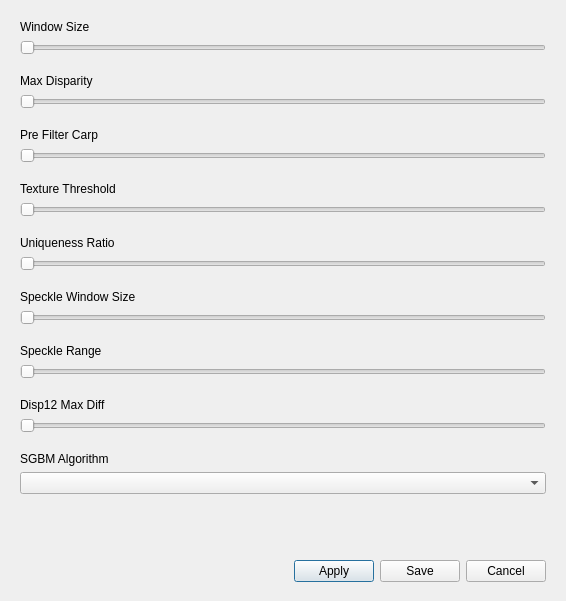
First picture: the form in forms/setmatchparamwindow.ui, repository lluchiari/ReFacE, before the edit.
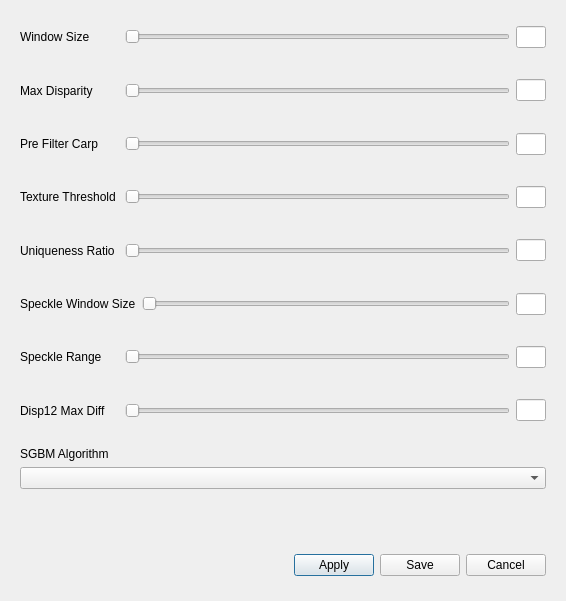
Second picture: the form after the edit.

Commit message: Block Matching Perfectlly running! SetWindow for real-time parameters setting running ok! Camera mode running!

```diff
--- a/forms/setmatchparamwindow.ui
+++ b/forms/setmatchparamwindow.ui
@@ -22,9 +22,15 @@
    </property>
    <item>
     <widget class="QWidget" name="Window_Size" native="true">
-     <layout class="QVBoxLayout" name="verticalLayout_1">
+     <layout class="QHBoxLayout" name="horizontalLayout_2">
       <item>
        <widget class="QLabel" name="Window_SizeLabel">
+        <property name="minimumSize">
+         <size>
+          <width>99</width>
+          <height>0</height>
+         </size>
+        </property>
         <property name="text">
          <string>Window Size</string>
         </property>
@@ -32,19 +38,44 @@
       </item>
       <item>
        <widget class="QSlider" name="Window_SizeHorizontalSlider">
+        <property name="maximum">
+         <number>256</number>
+        </property>
         <property name="orientation">
          <enum>Qt::Horizontal</enum>
         </property>
        </widget>
       </item>
+      <item>
+       <widget class="QLineEdit" name="Window_SizeLineEdit">
+        <property name="maximumSize">
+         <size>
+          <width>30</width>
+          <height>16777215</height>
+         </size>
+        </property>
+        <property name="text">
+         <string/>
+        </property>
+        <property name="readOnly">
+         <bool>true</bool>
+        </property>
+       </widget>
+      </item>
      </layout>
     </widget>
    </item>
    <item>
     <widget class="QWidget" name="Max_Disparity" native="true">
-     <layout class="QVBoxLayout" name="verticalLayout_2">
+     <layout class="QHBoxLayout" name="horizontalLayout_3">
       <item>
        <widget class="QLabel" name="Max_DisparityLabel">
+        <property name="minimumSize">
+         <size>
+          <width>99</width>
+          <height>0</height>
+         </size>
+        </property>
         <property name="text">
          <string>Max Disparity</string>
         </property>
@@ -52,19 +83,53 @@
       </item>
       <item>
        <widget class="QSlider" name="Max_DisparityHorizontalSlider">
+        <property name="minimum">
+         <number>1</number>
+        </property>
+        <property name="maximum">
+         <number>1024</number>
+        </property>
+        <property name="singleStep">
+         <number>16</number>
+        </property>
+        <property name="pageStep">
+         <number>16</number>
+        </property>
         <property name="orientation">
          <enum>Qt::Horizontal</enum>
         </property>
        </widget>
       </item>
+      <item>
+       <widget class="QLineEdit" name="Max_DisparityLineEdit">
+        <property name="maximumSize">
+         <size>
+          <width>30</width>
+          <height>16777215</height>
+         </size>
+        </property>
+        <property name="text">
+         <string/>
+        </property>
+        <property name="readOnly">
+         <bool>true</bool>
+        </property>
+       </widget>
+      </item>
      </layout>
     </widget>
    </item>
    <item>
     <widget class="QWidget" name="PreFilterCarp" native="true">
-     <layout class="QVBoxLayout" name="verticalLayout_3">
+     <layout class="QHBoxLayout" name="horizontalLayout_4">
       <item>
        <widget class="QLabel" name="PreFilterCarpLabel">
+        <property name="minimumSize">
+         <size>
+          <width>99</width>
+          <height>0</height>
+         </size>
+        </property>
         <property name="text">
          <string>Pre Filter Carp</string>
         </property>
@@ -77,14 +142,48 @@
         </property>
        </widget>
       </item>
+      <item>
+       <widget class="QLineEdit" name="PreFilterCarpLineEdit">
+        <property name="enabled">
+         <bool>true</bool>
+        </property>
+        <property name="maximumSize">
+         <size>
+          <width>30</width>
+          <height>16777215</height>
+         </size>
+        </property>
+        <property name="text">
+         <string/>
+        </property>
+        <property name="readOnly">
+         <bool>true</bool>
+        </property>
+       </widget>
+      </item>
      </layout>
     </widget>
    </item>
    <item>
     <widget class="QWidget" name="TextureThreshold" native="true">
-     <layout class="QVBoxLayout" name="verticalLayout_4">
+     <layout class="QHBoxLayout" name="horizontalLayout_5">
       <item>
        <widget class="QLabel" name="TextureThresholdLabel">
+        <property name="enabled">
+         <bool>true</bool>
+        </property>
+        <property name="sizePolicy">
+         <sizepolicy hsizetype="Preferred" vsizetype="Preferred">
+          <horstretch>0</horstretch>
+          <verstretch>0</verstretch>
+         </sizepolicy>
+        </property>
+        <property name="minimumSize">
+         <size>
+          <width>99</width>
+          <height>0</height>
+         </size>
+        </property>
         <property name="text">
          <string>Texture Threshold</string>
         </property>
@@ -97,14 +196,39 @@
         </property>
        </widget>
       </item>
+      <item>
+       <widget class="QLineEdit" name="TextureThresholdLineEdit">
+        <property name="enabled">
+         <bool>true</bool>
+        </property>
+        <property name="maximumSize">
+         <size>
+          <width>30</width>
+          <height>16777215</height>
+         </size>
+        </property>
+        <property name="text">
+         <string/>
+        </property>
+        <property name="readOnly">
+         <bool>true</bool>
+        </property>
+       </widget>
+      </item>
      </layout>
     </widget>
    </item>
    <item>
     <widget class="QWidget" name="UniquenessRatio" native="true">
-     <layout class="QVBoxLayout" name="verticalLayout_5">
+     <layout class="QHBoxLayout" name="horizontalLayout_6">
       <item>
        <widget class="QLabel" name="UniquenessRatioLabel">
+        <property name="minimumSize">
+         <size>
+          <width>99</width>
+          <height>0</height>
+         </size>
+        </property>
         <property name="text">
          <string>Uniqueness Ratio</string>
         </property>
@@ -117,14 +241,45 @@
         </property>
        </widget>
       </item>
+      <item>
+       <widget class="QLineEdit" name="UniquenessRatioLineEdit">
+        <property name="enabled">
+         <bool>true</bool>
+        </property>
+        <property name="maximumSize">
+         <size>
+          <width>30</width>
+          <height>16777215</height>
+         </size>
+        </property>
+        <property name="text">
+         <string/>
+        </property>
+        <property name="readOnly">
+         <bool>true</bool>
+        </property>
+       </widget>
+      </item>
      </layout>
     </widget>
    </item>
    <item>
     <widget class="QWidget" name="SpeckleWindowSize" native="true">
-     <layout class="QVBoxLayout" name="verticalLayout_6">
+     <layout class="QHBoxLayout" name="horizontalLayout_7">
       <item>
        <widget class="QLabel" name="SpeckleWindowSizeLabel">
+        <property name="sizePolicy">
+         <sizepolicy hsizetype="Preferred" vsizetype="Preferred">
+          <horstretch>0</horstretch>
+          <verstretch>0</verstretch>
+         </sizepolicy>
+        </property>
+        <property name="minimumSize">
+         <size>
+          <width>99</width>
+          <height>0</height>
+         </size>
+        </property>
         <property name="text">
          <string>Speckle Window Size</string>
         </property>
@@ -132,19 +287,47 @@
       </item>
       <item>
        <widget class="QSlider" name="SpeckleWindowSizeHorizontalSlider">
+        <property name="maximum">
+         <number>999</number>
+        </property>
         <property name="orientation">
          <enum>Qt::Horizontal</enum>
         </property>
        </widget>
       </item>
+      <item>
+       <widget class="QLineEdit" name="SpeckleWindowSizeLineEdit">
+        <property name="enabled">
+         <bool>true</bool>
+        </property>
+        <property name="maximumSize">
+         <size>
+          <width>30</width>
+          <height>16777215</height>
+         </size>
+        </property>
+        <property name="text">
+         <string/>
+        </property>
+        <property name="readOnly">
+         <bool>true</bool>
+        </property>
+       </widget>
+      </item>
      </layout>
     </widget>
    </item>
    <item>
     <widget class="QWidget" name="SpeckleRange" native="true">
-     <layout class="QVBoxLayout" name="verticalLayout_7">
+     <layout class="QHBoxLayout" name="horizontalLayout_8">
       <item>
        <widget class="QLabel" name="SpeckleRangeLabel">
+        <property name="minimumSize">
+         <size>
+          <width>99</width>
+          <height>0</height>
+         </size>
+        </property>
         <property name="text">
          <string>Speckle Range</string>
         </property>
@@ -157,14 +340,39 @@
         </property>
        </widget>
       </item>
+      <item>
+       <widget class="QLineEdit" name="SpeckleRangeLineEdit">
+        <property name="enabled">
+         <bool>true</bool>
+        </property>
+        <property name="maximumSize">
+         <size>
+          <width>30</width>
+          <height>16777215</height>
+         </size>
+        </property>
+        <property name="text">
+         <string/>
+        </property>
+        <property name="readOnly">
+         <bool>true</bool>
+        </property>
+       </widget>
+      </item>
      </layout>
     </widget>
    </item>
    <item>
     <widget class="QWidget" name="Disp12MaxDiff" native="true">
-     <layout class="QVBoxLayout" name="verticalLayout_8">
+     <layout class="QHBoxLayout" name="horizontalLayout_9">
       <item>
        <widget class="QLabel" name="Disp12MaxDiffLabel">
+        <property name="minimumSize">
+         <size>
+          <width>99</width>
+          <height>0</height>
+         </size>
+        </property>
         <property name="text">
          <string>Disp12 Max Diff</string>
         </property>
@@ -172,11 +380,33 @@
       </item>
       <item>
        <widget class="QSlider" name="Disp12MaxDiffHorizontalSlider">
+        <property name="maximum">
+         <number>999</number>
+        </property>
         <property name="orientation">
          <enum>Qt::Horizontal</enum>
         </property>
        </widget>
       </item>
+      <item>
+       <widget class="QLineEdit" name="Disp12MaxDiffLineEdit">
+        <property name="enabled">
+         <bool>true</bool>
+        </property>
+        <property name="maximumSize">
+         <size>
+          <width>30</width>
+          <height>16777215</height>
+         </size>
+        </property>
+        <property name="text">
+         <string/>
+        </property>
+        <property name="readOnly">
+         <bool>true</bool>
+        </property>
+       </widget>
+      </item>
      </layout>
     </widget>
    </item>
@@ -205,6 +435,9 @@
      <property name="orientation">
       <enum>Qt::Vertical</enum>
      </property>
+     <property name="sizeType">
+      <enum>QSizePolicy::Preferred</enum>
+     </property>
      <property name="sizeHint" stdset="0">
       <size>
        <width>20</width>
```
The commit also changes 13 other files.
